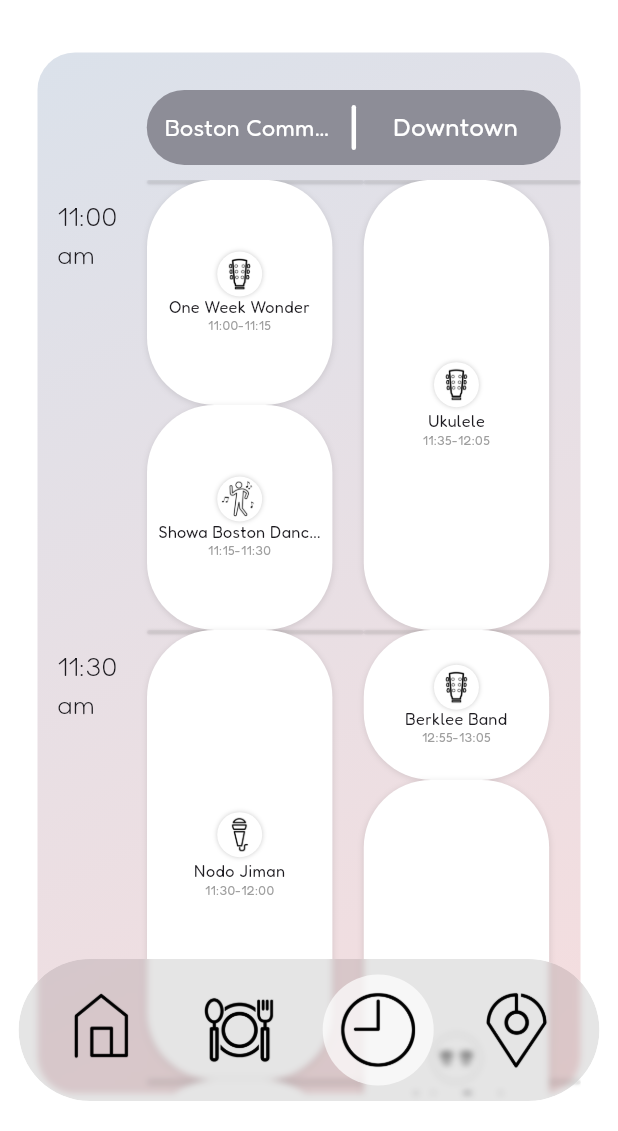
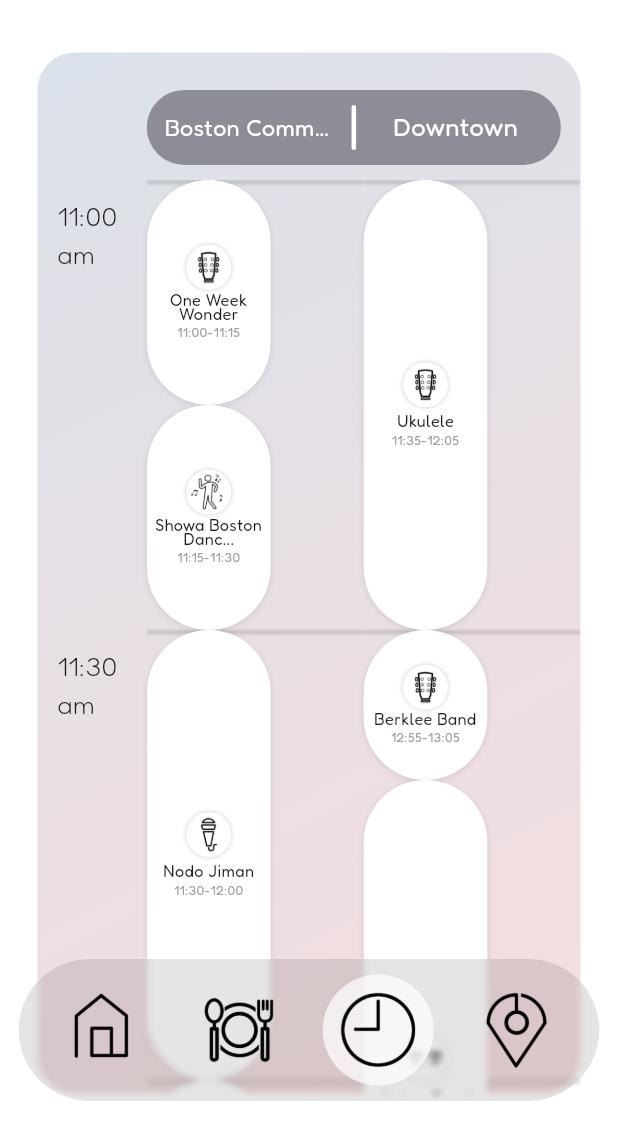
Before and after one commit to sushib0mb/JFB, a Flutter app: the screen it shows after launch, item 3 of the bottom bar chosen, on a phone screen of 412 x 824 dp, the part 105-1236 px from its top. Run offline on Flutter 3.47's test engine with Material 3 defaults, Android fonts, the phone set to English and light mode, and no system bars.

Commit message:
Fixed sizing

```diff
--- a/jfbfestival/lib/pages/timetable_page.dart
+++ b/jfbfestival/lib/pages/timetable_page.dart
@@ -577,7 +577,7 @@ class _PerformanceBoxState extends State<PerformanceBox>
         scale: isPressed ? 0.95 : 1.0,
         duration: const Duration(milliseconds: 150),
         child: Container(
-          width: screenWidth * 0.3,
+          width: screenWidth * 0.2,
           height: eventHeight,
           decoration: BoxDecoration(
             color: Colors.white,
```
